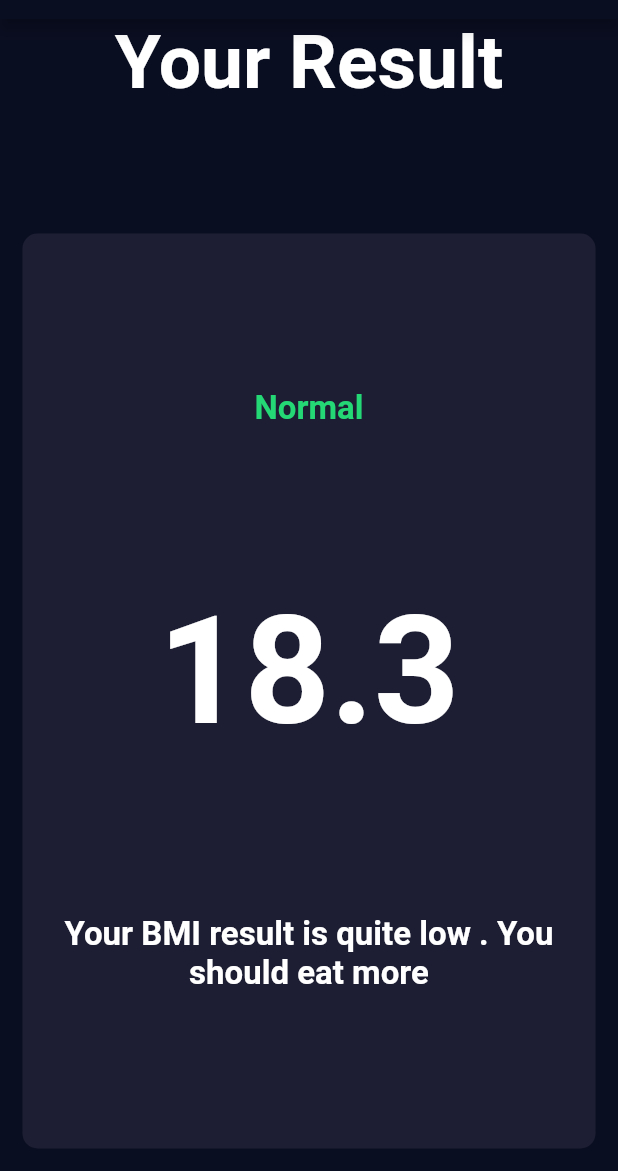
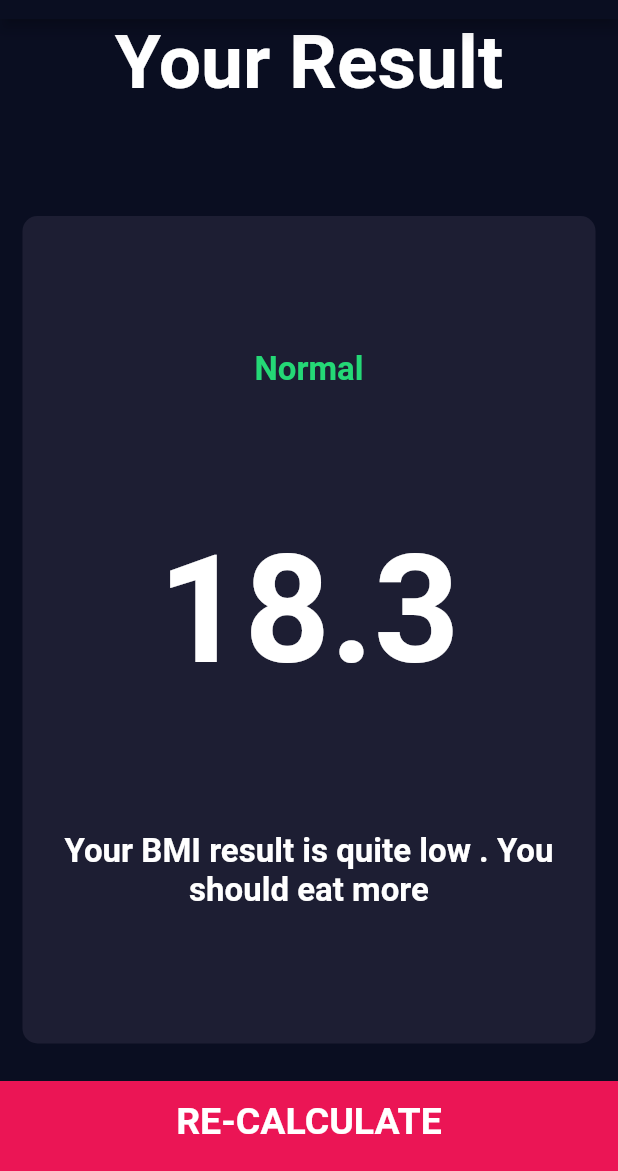
Before and after one commit to Praveen-Sharma00/BMI-Calcuator, a Flutter app: the ResultsPage screen opened directly, on a phone screen of 412 x 824 dp, the part 65-1236 px from its top. Run offline on Flutter 3.47's test engine with Material 2 defaults, Android fonts, the phone set to English and light mode, and no system bars; our stand-ins replace font_awesome_flutter.

Commit message:
Added Re-Calculate btn

```diff
--- a/lib/results_page.dart
+++ b/lib/results_page.dart
@@ -1,3 +1,4 @@
+import 'package:bmi_calculator/bottom_button.dart';
 import 'package:flutter/cupertino.dart';
 import 'package:flutter/material.dart';
 
@@ -51,6 +52,12 @@ class ResultsPage extends StatelessWidget {
               ),
             ),
           ),
+          BottomButton(
+            buttonTitle: 'RE-CALCULATE',
+            onTap: () {
+              Navigator.pop(context);
+            },
+          )
         ],
       ),
     );
```
